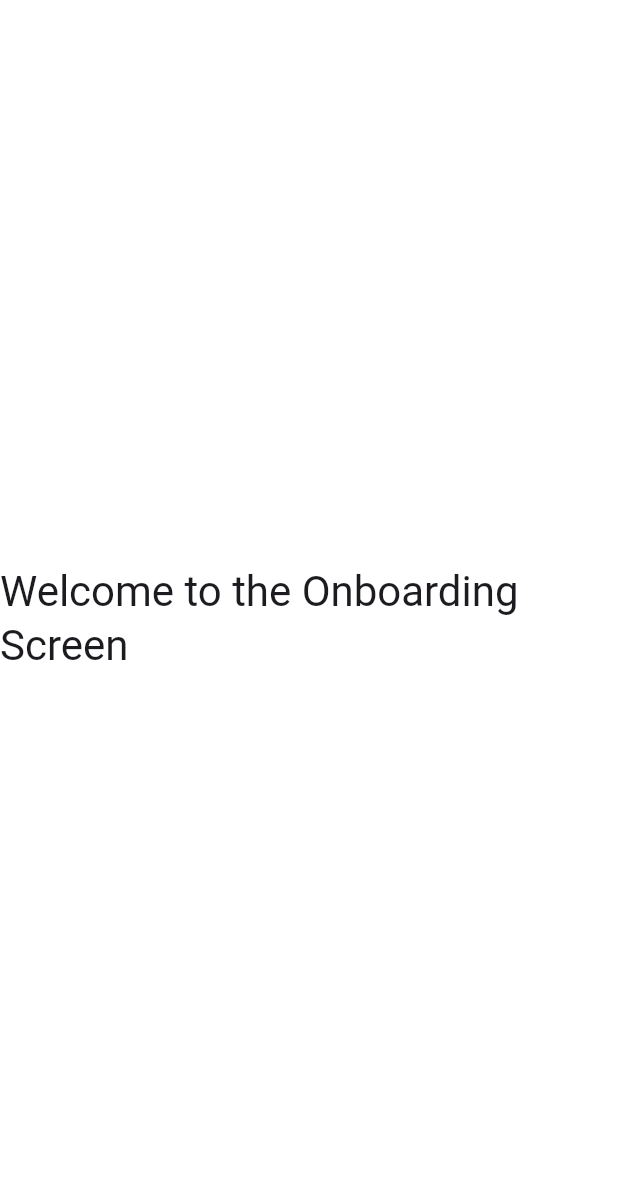
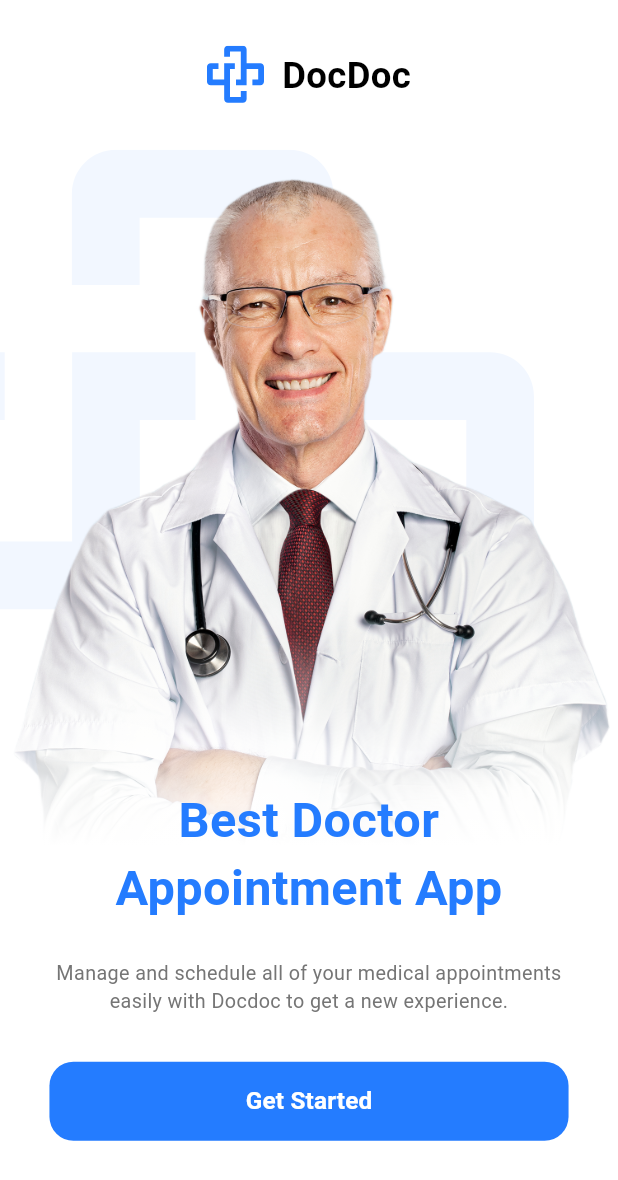
Before and after one commit to AhmedAshraf44/DocApp, a Flutter app: the screen it shows after launch, on a phone screen of 412 x 824 dp. Shown: the top 1180 px of the screen. Run offline on Flutter 3.47's test engine with Material 3 defaults, Android fonts, the phone set to English and light mode, and no system bars; our stand-ins replace flutter_screenutil, flutter_svg.

Commit message:
- add doctor & logo & doctor backgound image - build button in onboarding - finsh onborading screen

```diff
--- /dev/null
+++ b/lib/core/widgets/build_button.dart
@@ -0,0 +1,79 @@
+import 'package:flutter/material.dart';
+import 'package:flutter_screenutil/flutter_screenutil.dart';
+import '../theming/colors.dart';
+import '../theming/styles.dart';
+
+class BuildButton extends StatelessWidget {
+  const BuildButton({super.key});
+
+  @override
+  Widget build(BuildContext context) {
+    return
+    // 1- Using InkWell
+    //  InkWell(
+    //   onTap: () {
+    //     print('Get Started Button Tapped');
+    //   },
+    //   child: Container(
+    //     height: 52.h,
+    //     width: double.infinity,
+    //     decoration: BoxDecoration(
+    //       color: ColorsManager.mainBlue,
+    //       borderRadius: BorderRadius.circular(16),
+    //     ),
+    //     child: Center(
+    //       child: Text('Get Started', style: TextStyles.font16WhiteSemiBold),
+    //     ),
+    //   ),
+    // );
+    //-----------------------------------------------------------------------
+    // 2- Using TextButton
+    TextButton(
+      style: TextButton.styleFrom(
+        backgroundColor: ColorsManager.mainBlue,
+        minimumSize: Size.fromHeight(52.h),
+        shape: RoundedRectangleBorder(borderRadius: BorderRadius.circular(16)),
+      ),
+      onPressed: () {},
+      child: Text('Get Started', style: TextStyles.font16WhiteSemiBold),
+    );
+    //-----------------------------------------------------------------------
+    // 3- Using ElevatedButton
+    // ElevatedButton(
+    //   style: ElevatedButton.styleFrom(
+    //     minimumSize: Size.fromHeight(52.h),
+    //     backgroundColor: ColorsManager.mainBlue,
+    //     shape: RoundedRectangleBorder(borderRadius: BorderRadius.circular(16)),
+    //   ),
+    //   onPressed: () {},
+    //   child: Text('Get Started', style: TextStyles.font16WhiteSemiBold),
+    // );
+    //-----------------------------------------------------------------------
+    // 4- Using CupertinoButton
+    // CupertinoButton(
+    //   padding: EdgeInsets.zero,
+    //   onPressed: () {},
+    //   child: Container(
+    //     height: 52.h,
+    //     width: double.infinity,
+    //     decoration: BoxDecoration(
+    //       color: ColorsManager.mainBlue,
+    //       borderRadius: BorderRadius.circular(16),
+    //     ),
+    //     child: Center(
+    //       child: Text('Get Started', style: TextStyles.font16WhiteSemiBold),
+    //     ),
+    //   ),
+    // );
+    //-----------------------------------------------------------------------
+    // 5- Using MaterialButton
+    // MaterialButton(
+    //   height: 52.h,
+    //   minWidth: double.infinity,
+    //   shape: RoundedRectangleBorder(borderRadius: BorderRadius.circular(16)),
+    //   color: ColorsManager.mainBlue,
+    //   onPressed: () {},
+    //   child: Text('Get Started', style: TextStyles.font16WhiteSemiBold),
+    // );
+  }
+}
--- a/lib/feature/onboarding/ui/onboarding_screen.dart
+++ b/lib/feature/onboarding/ui/onboarding_screen.dart
@@ -1,4 +1,10 @@
+import 'package:doc_app/core/theming/styles.dart';
+import 'package:doc_app/feature/onboarding/ui/widget/doc_and_name.dart';
+import 'package:doc_app/feature/onboarding/ui/widget/doctor_image_and_text.dart';
 import 'package:flutter/material.dart';
+import 'package:flutter_screenutil/flutter_screenutil.dart';
+
+import '../../../core/widgets/build_button.dart';
 
 class OnboardingScreen extends StatelessWidget {
   const OnboardingScreen({super.key});
@@ -6,10 +12,32 @@ class OnboardingScreen extends StatelessWidget {
   @override
   Widget build(BuildContext context) {
     return Scaffold(
-      body: Center(
-        child: Text(
-          'Welcome to the Onboarding Screen',
-          style: Theme.of(context).textTheme.headlineMedium,
+      body: SafeArea(
+        child: SingleChildScrollView(
+          child: Padding(
+            padding: EdgeInsets.only(top: 30.h, bottom: 30.h),
+            child: Column(
+              children: [
+                DocAndName(),
+                SizedBox(height: 30.h),
+                DoctorImageAndText(),
+                Padding(
+                  padding: EdgeInsets.symmetric(horizontal: 30.w),
+                  child: Column(
+                    children: [
+                      Text(
+                        'Manage and schedule all of your medical appointments easily with Docdoc to get a new experience.',
+                        style: TextStyles.font13GrayRegular,
+                        textAlign: TextAlign.center,
+                      ),
+                      SizedBox(height: 30.h),
+                      BuildButton(),
+                    ],
+                  ),
+                ),
+              ],
+            ),
+          ),
         ),
       ),
     );
--- /dev/null
+++ b/lib/feature/onboarding/ui/widget/doc_and_name.dart
@@ -0,0 +1,21 @@
+import 'package:flutter/material.dart';
+import 'package:flutter_screenutil/flutter_screenutil.dart';
+import 'package:flutter_svg/svg.dart';
+
+import '../../../../core/theming/styles.dart';
+
+class DocAndName extends StatelessWidget {
+  const DocAndName({super.key});
+
+  @override
+  Widget build(BuildContext context) {
+    return Row(
+      mainAxisAlignment: MainAxisAlignment.center,
+      children: [
+        SvgPicture.asset("assets/svgs/logo.svg"),
+        SizedBox(width: 10.w),
+        Text('DocDoc', style: TextStyles.font24BlackBold),
+      ],
+    );
+  }
+}
--- /dev/null
+++ b/lib/feature/onboarding/ui/widget/doctor_image_and_text.dart
@@ -0,0 +1,38 @@
+import 'package:doc_app/core/theming/styles.dart';
+import 'package:flutter/material.dart';
+import 'package:flutter_svg/svg.dart';
+
+class DoctorImageAndText extends StatelessWidget {
+  const DoctorImageAndText({super.key});
+
+  @override
+  Widget build(BuildContext context) {
+    return Stack(
+      // alignment: Alignment.topCenter,
+      children: [
+        SvgPicture.asset('assets/svgs/doctor_background.svg'),
+        Container(
+          foregroundDecoration: BoxDecoration(
+            gradient: LinearGradient(
+              colors: [Colors.white, Colors.white.withOpacity(0.0)],
+              stops: [0.14, 0.4],
+              begin: Alignment.bottomCenter,
+              end: Alignment.topCenter,
+            ),
+          ),
+          child: Image.asset('assets/images/doctor.png'),
+        ),
+        Positioned(
+          bottom: 25,
+          left: 0,
+          right: 0,
+          child: Text(
+            'Best Doctor\nAppointment App',
+            style: TextStyles.font32BlueBold.copyWith(height: 1.4),
+            textAlign: TextAlign.center,
+          ),
+        ),
+      ],
+    );
+  }
+}
```
Also changed, not shown: pubspec.yaml (+1 -6 lines), assets/images/doctor.png (added), assets/svgs/doctor_background.svg (added), assets/svgs/logo.svg (added), pubspec.lock.
